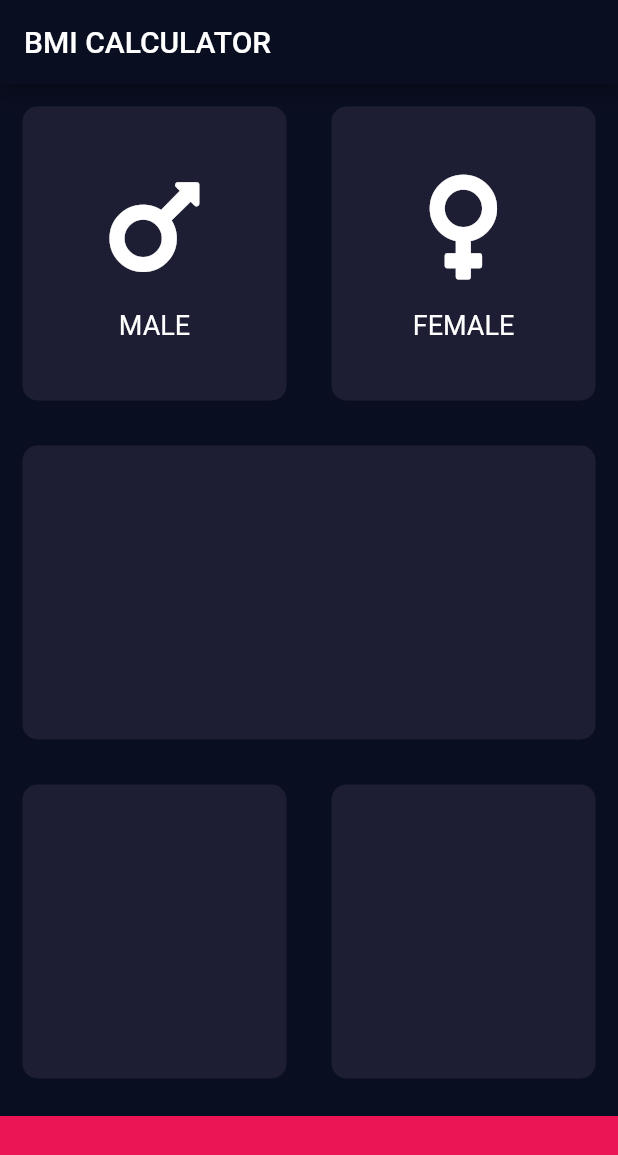
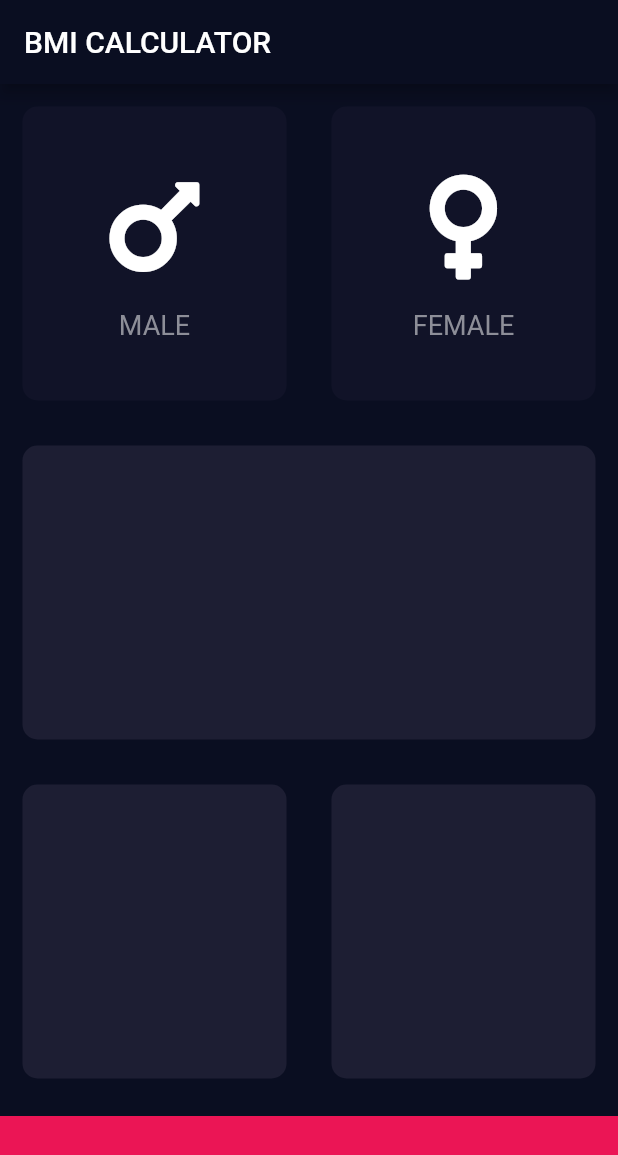
Before and after one commit to tyacan/bmi-calculator, a Flutter app: the screen it shows after launch, on a phone screen of 412 x 824 dp. Shown: the top 1155 px of the screen. Run offline on Flutter 3.47's test engine with Material 2 defaults, Android fonts, the phone set to English and light mode, and no system bars; our stand-ins replace font_awesome_flutter.

Commit message:
complete lesson 135

```diff
--- /dev/null
+++ b/lib/const.dart
@@ -0,0 +1,6 @@
+import 'package:flutter/material.dart';
+const bottomContainerHeight = 80.0;
+const bottomContainerColor = Color(0xFFEB1555);
+const inActiveCardColor = Color(0xFF111328);
+const activeCardColor = Color(0xFF1D1E33);
+const cardFontColor = Color(0xFF8d8e98);
--- a/lib/icon_content.dart
+++ b/lib/icon_content.dart
@@ -1,4 +1,5 @@
 import 'package:flutter/material.dart';
+import 'const.dart';
 class IconContent extends StatelessWidget {
   const IconContent({Key key, this.icon, this.label, this.color})
       : super(key: key);
--- a/lib/input_page.dart
+++ b/lib/input_page.dart
@@ -2,11 +2,7 @@ import 'package:flutter/material.dart';
 import 'package:font_awesome_flutter/font_awesome_flutter.dart';
 import 'reusable_card.dart';
 import 'icon_content.dart';
-
-const bottomContainerHeight = 80.0;
-const bottomContainerColor = Color(0xFFEB1555);
-const activeCardColor = Color(0xFF1D1E33);
-const cardFontColor = Color(0xFF8d8e98);
+import 'const.dart';
 
 class InputPage extends StatefulWidget {
   @override
@@ -14,6 +10,20 @@ class InputPage extends StatefulWidget {
 }
 
 class _InputPageState extends State<InputPage> {
+  Color maleCardColor = inActiveCardColor;
+  Color femaleCardColor = inActiveCardColor;
+
+  void updateGender(int gender) {
+    // 1 = male, 2 = famale
+    if (gender == 1) {
+      maleCardColor = activeCardColor;
+      femaleCardColor = inActiveCardColor;
+    } else if (gender == 2) {
+      femaleCardColor = activeCardColor;
+      maleCardColor = inActiveCardColor;
+    }
+  }
+
   @override
   Widget build(BuildContext context) {
     return Scaffold(
@@ -28,21 +38,37 @@ class _InputPageState extends State<InputPage> {
               children: <Widget>[
                 Expanded(
                   // ReusableCard
+                  child: GestureDetector(
+                    onTap: () {
+                      print('male card was tapped');
+                      setState(() {
+                        updateGender(1);
+                      });
+                    },
                     child: ReusableCard(
-                    color: activeCardColor,
+                      color: maleCardColor,
                       cardChild: IconContent(
                         icon: FontAwesomeIcons.mars,
                         label: 'MALE',
                       ),
                     ),
                   ),
+                ),
                 Expanded(
                   // ReusableCard
+                  child: GestureDetector(
+                    onTap: () {
+                      print('female card was tapped');
+                      setState(() {
+                        updateGender(2);
+                      });
+                    },
                     child: ReusableCard(
-                    color: activeCardColor,
+                      color: femaleCardColor,
                       cardChild: IconContent(
                         icon: FontAwesomeIcons.venus,
                         label: 'FEMALE',
+                      ),
                     ),
                   ),
                 ),
--- a/lib/reusable_card.dart
+++ b/lib/reusable_card.dart
@@ -1,4 +1,5 @@
 import 'package:flutter/material.dart';
+import 'const.dart';
 
 class ReusableCard extends StatelessWidget {
   const ReusableCard({Key key, @required this.color, this.cardChild})
```
Lines whose indentation alone changed are shown as unchanged.
